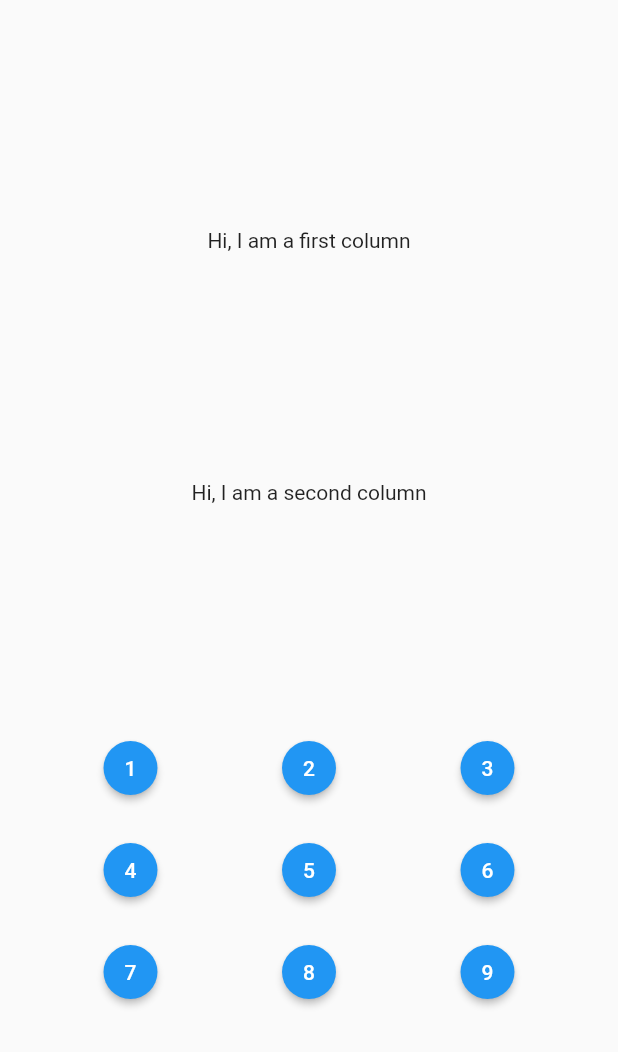
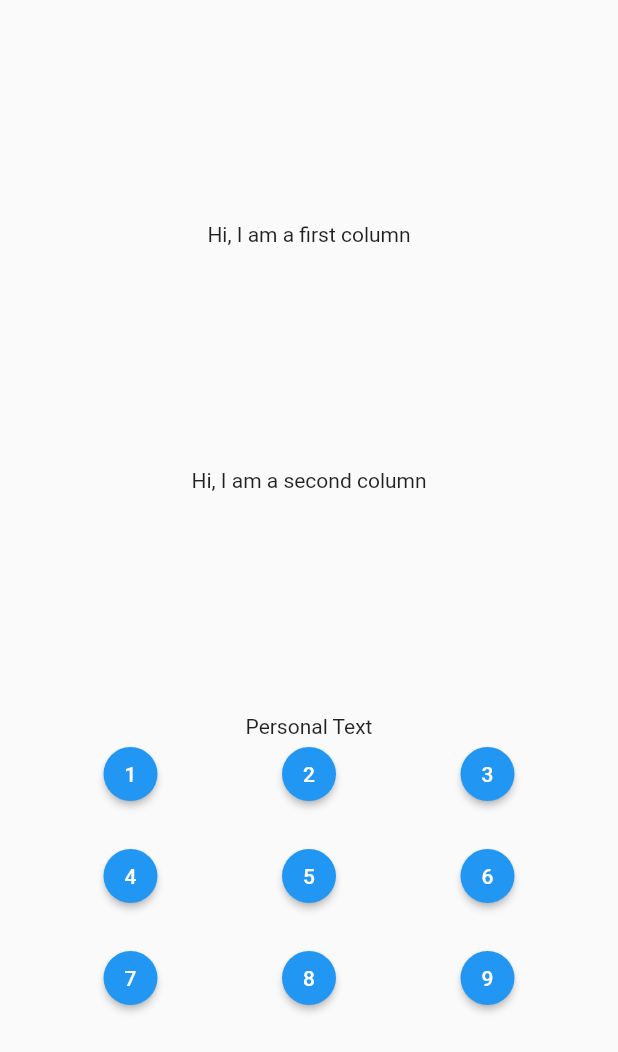
Before and after one commit to fahryhanglekiu/calculator-app, a Flutter app: the screen it shows after launch, on a phone screen of 412 x 824 dp. Shown: the top 1052 px of the screen. Run offline on Flutter 3.47's test engine with Material 2 defaults, Android fonts, the phone set to English and light mode, and no system bars.

Commit message:
Adding stuff

```diff
--- a/lib/main.dart
+++ b/lib/main.dart
@@ -50,50 +50,67 @@ class BottomColumn extends StatelessWidget {
 
   @override
   Widget build(context) {
-    return const Column(
+
+    String myText = 'Personal Text';
+
+    return Column(
       children: [
-        CalculatorNumbers('1', '2', '3'),
-        SizedBox(
+        Text(myText),
+        CalculatorNumbers('1', '2', '3', myText),
+        const SizedBox(
           height: 20,
         ),
-        CalculatorNumbers('4', '5', '6'),
-        SizedBox(
+        CalculatorNumbers('4', '5', '6', myText),
+        const SizedBox(
           height: 20,
         ),
-        CalculatorNumbers('7', '8', '9'),
+        CalculatorNumbers('7', '8', '9', myText),
       ],
     );
   }
 }
 
 class CalculatorNumbers extends StatelessWidget {
-  const CalculatorNumbers(this.firstNum, this.secondNum, this.thirdNum,
-      {super.key});
+  const CalculatorNumbers(this.firstNum, this.secondNum, this.thirdNum, this.displayText, {super.key});
 
   final String firstNum;
   final String secondNum;
   final String thirdNum;
+  final String displayText;
 
   @override
   Widget build(context) {
     return Row(
       mainAxisAlignment: MainAxisAlignment.spaceEvenly,
       children: [
-        NumberStyledButton(firstNum),
-        NumberStyledButton(secondNum),
-        NumberStyledButton(thirdNum),
+        NumberStyledButton(displayText, firstNum),
+        NumberStyledButton(displayText, secondNum),
+        NumberStyledButton(displayText, thirdNum),
       ],
     );
   }
 }
 
-class NumberStyledButton extends StatelessWidget {
-  const NumberStyledButton(this.text, {super.key});
+class NumberStyledButton extends StatefulWidget {
+  NumberStyledButton(this.middleColumnText, this.text, {super.key});
 
   final String text;
+  String middleColumnText;
 
   @override
+  State<NumberStyledButton> createState() => _NumberStyledButtonState();
+}
+
+class _NumberStyledButtonState extends State<NumberStyledButton> {
+  @override
   Widget build(context) {
+
+    void setText(){
+      setState(() {
+        widget.middleColumnText += widget.text;
+      });
+    }
+
     return ElevatedButton(
       style: const ButtonStyle(
         fixedSize: MaterialStatePropertyAll(Size.fromWidth(40)),
@@ -101,8 +118,8 @@ class NumberStyledButton extends StatelessWidget {
           CircleBorder(),
         ),
       ),
-      onPressed: () {},
-      child: Text(text),
+      onPressed: setText,
+      child: Text(widget.text),
     );
   }
 }
```
